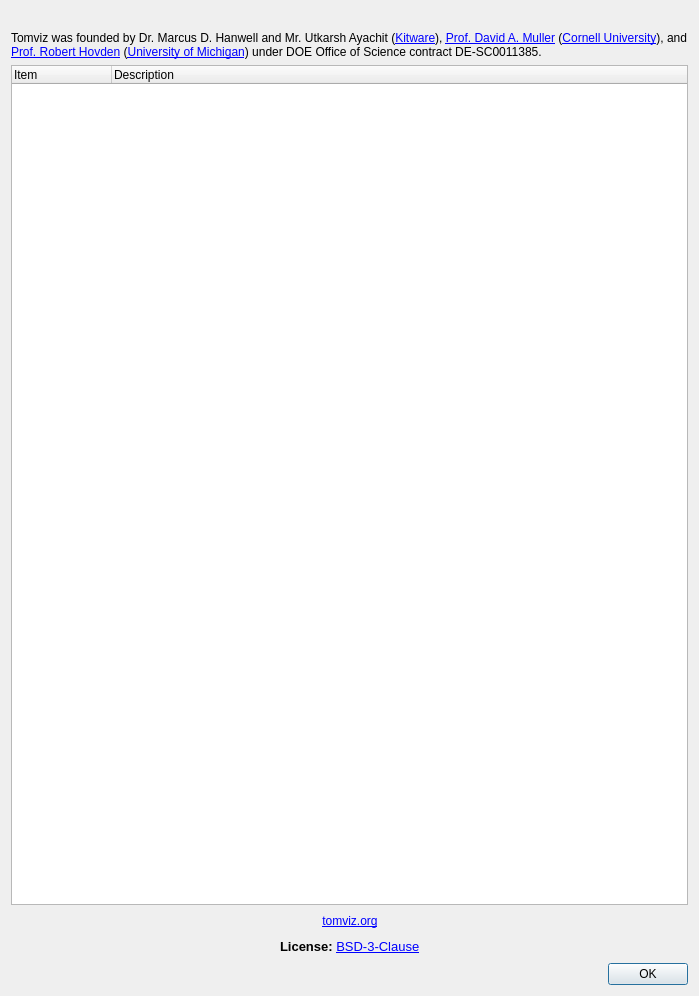
First picture: the form in tomviz/AboutDialog.ui, repository OpenChemistry/tomviz, before the edit.
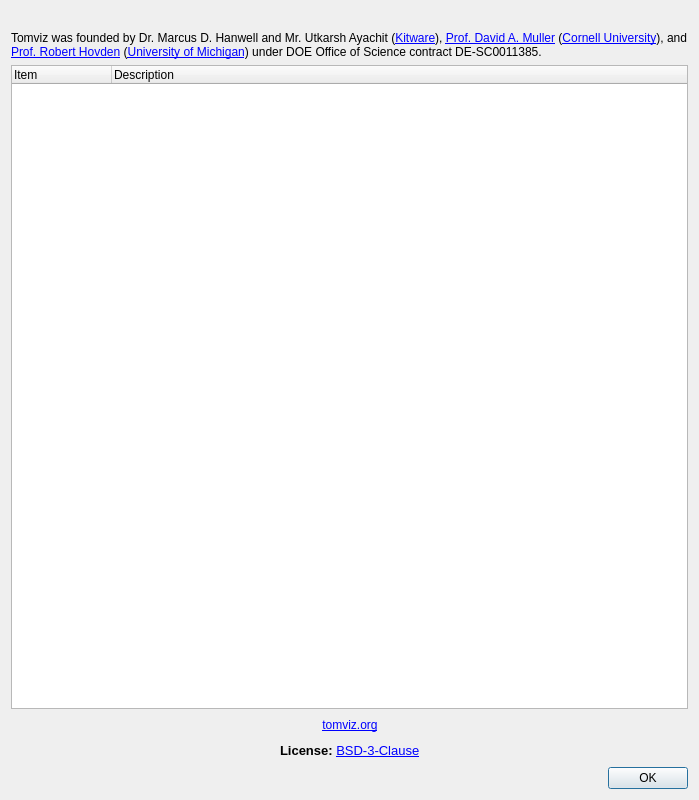
Second picture: the form after the edit. Icons and pictures are not drawn.

Commit message: Tweak initial height of the about dialog

```diff
--- a/tomviz/AboutDialog.ui
+++ b/tomviz/AboutDialog.ui
@@ -7,7 +7,7 @@
     <x>0</x>
     <y>0</y>
     <width>699</width>
-    <height>996</height>
+    <height>800</height>
    </rect>
   </property>
   <property name="windowTitle">
```
